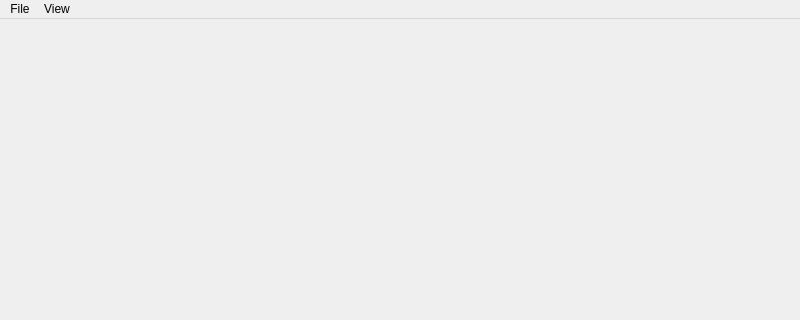
Qt form rampage/ui/MainWindow.ui (shreyaspotnis/rampage) before a commit; both pictures show x 0 to 800 and y 0 to 320 of the 800 by 600 pixel window.
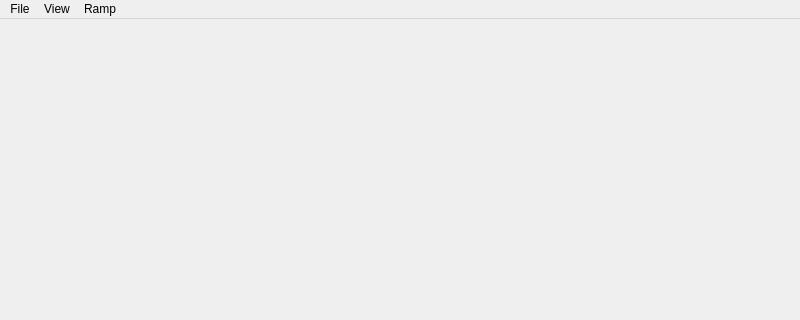
The same form after that commit.

Commit message: Added a function to check for errors in ramps

Patch:
```diff
--- a/rampage/ui/MainWindow.ui
+++ b/rampage/ui/MainWindow.ui
@@ -39,8 +39,15 @@
     </property>
     <addaction name="actionToggle_Overlay"/>
    </widget>
+   <widget class="QMenu" name="menuRamp">
+    <property name="title">
+     <string>Ramp</string>
+    </property>
+    <addaction name="actionCheck_for_Errors"/>
+   </widget>
    <addaction name="menuFile"/>
    <addaction name="menuView"/>
+   <addaction name="menuRamp"/>
   </widget>
   <widget class="QStatusBar" name="statusbar"/>
   <action name="actionOpen">
```
Left out of the diff: 25 changed lines with no effect on the pictures. The commit also changes 5 other files.
